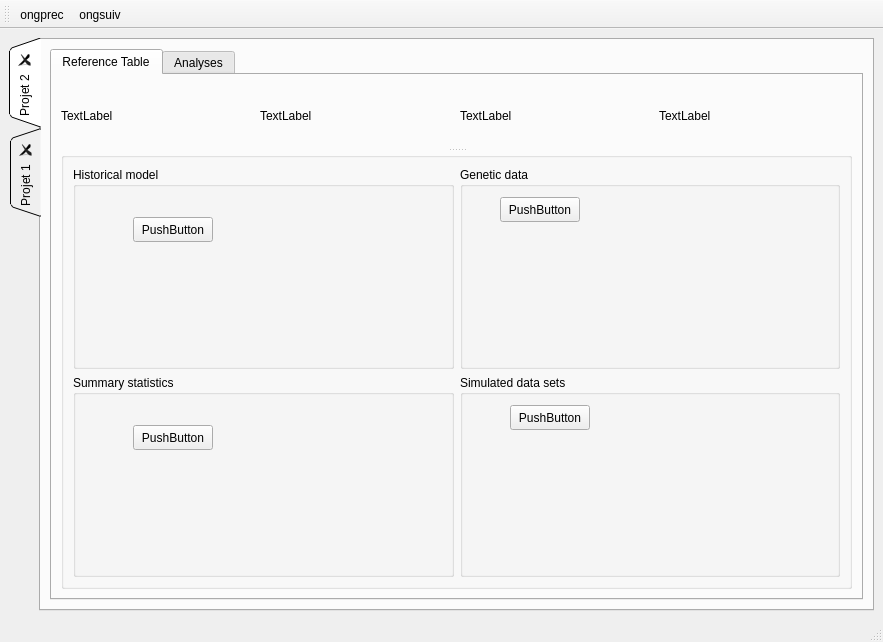
cbgp/diyabc, file first_page/firstPageUi.ui: the form before one commit.
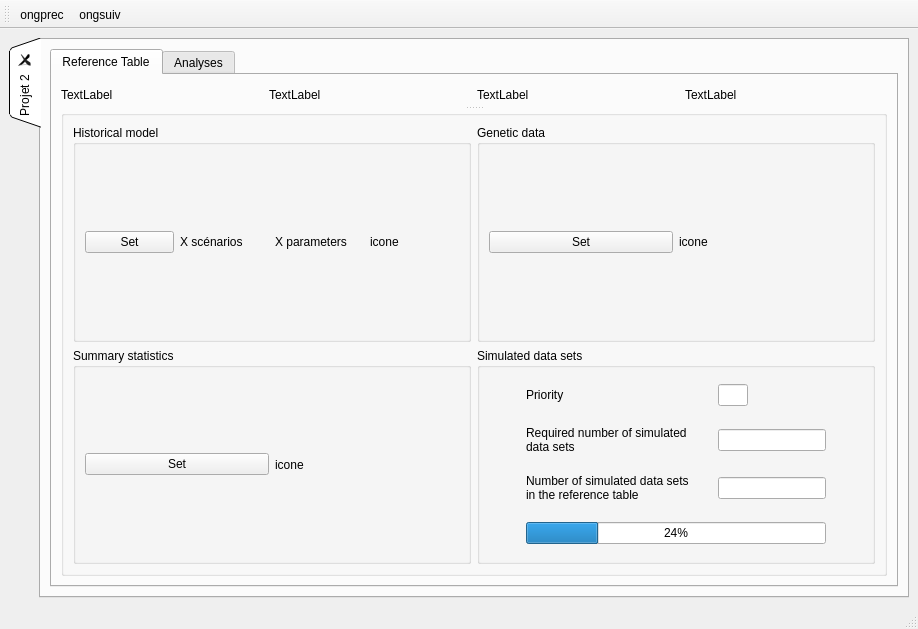
The form after the commit. The open tabs and pages were chosen to show the change.

Commit message: plein de modifs, separation de l'ui Project

What changed in the file:
```diff
--- a/first_page/firstPageUi.ui
+++ b/first_page/firstPageUi.ui
@@ -6,10 +6,22 @@
    <rect>
     <x>0</x>
     <y>0</y>
-    <width>883</width>
-    <height>642</height>
+    <width>918</width>
+    <height>629</height>
    </rect>
   </property>
+  <property name="sizePolicy">
+   <sizepolicy hsizetype="MinimumExpanding" vsizetype="MinimumExpanding">
+    <horstretch>0</horstretch>
+    <verstretch>0</verstretch>
+   </sizepolicy>
+  </property>
+  <property name="minimumSize">
+   <size>
+    <width>800</width>
+    <height>600</height>
+   </size>
+  </property>
   <property name="windowTitle">
    <string>MainWindow</string>
   </property>
@@ -45,7 +57,7 @@
           <item>
            <widget class="QTabWidget" name="tabWidget_2">
             <property name="currentIndex">
-             <number>0</number>
+             <number>1</number>
             </property>
             <widget class="QWidget" name="tab">
              <attribute name="title">
@@ -109,84 +121,231 @@
                   <bool>false</bool>
                  </property>
                  <layout class="QGridLayout" name="gridLayout_3">
-                  <item row="0" column="2">
-                   <widget class="QGroupBox" name="groupBox_6">
-                    <property name="title">
-                     <string>Genetic data</string>
-                    </property>
-                    <widget class="QPushButton" name="pushButton_7">
-                     <property name="geometry">
-                      <rect>
-                       <x>40</x>
-                       <y>30</y>
-                       <width>80</width>
-                       <height>25</height>
-                      </rect>
-                     </property>
-                     <property name="text">
-                      <string>PushButton</string>
-                     </property>
-                    </widget>
-                   </widget>
-                  </item>
-                  <item row="0" column="1">
+                  <item row="0" column="0">
                    <widget class="QGroupBox" name="groupBox_7">
                     <property name="title">
                      <string>Historical model</string>
                     </property>
+                    <layout class="QGridLayout" name="gridLayout_9">
+                     <item row="0" column="0">
+                      <layout class="QHBoxLayout" name="horizontalLayout_4">
+                       <item>
                     <widget class="QPushButton" name="pushButton_8">
-                     <property name="geometry">
-                      <rect>
-                       <x>60</x>
-                       <y>50</y>
-                       <width>80</width>
-                       <height>25</height>
-                      </rect>
-                     </property>
+                         <property name="text">
+                          <string>Set</string>
+                         </property>
+                        </widget>
+                       </item>
+                       <item>
+                        <widget class="QLabel" name="label_10">
                      <property name="text">
-                      <string>PushButton</string>
-                     </property>
-                    </widget>
-                   </widget>
-                  </item>
-                  <item row="1" column="1">
+                          <string>X scénarios</string>
+                         </property>
+                        </widget>
+                       </item>
+                       <item>
+                        <widget class="QLabel" name="label_11">
+                         <property name="text">
+                          <string>X parameters</string>
+                         </property>
+                        </widget>
+                       </item>
+                       <item>
+                        <widget class="QLabel" name="label_12">
+                         <property name="text">
+                          <string>icone</string>
+                         </property>
+                        </widget>
+                       </item>
+                      </layout>
+                     </item>
+                    </layout>
+                   </widget>
+                  </item>
+                  <item row="0" column="1">
+                   <widget class="QGroupBox" name="groupBox_6">
+                    <property name="autoFillBackground">
+                     <bool>false</bool>
+                    </property>
+                    <property name="title">
+                     <string>Genetic data</string>
+                    </property>
+                    <layout class="QGridLayout" name="gridLayout_8">
+                     <item row="0" column="0">
+                      <layout class="QHBoxLayout" name="horizontalLayout_3">
+                       <item>
+                        <widget class="QPushButton" name="pushButton_7">
+                         <property name="text">
+                          <string>Set</string>
+                         </property>
+                        </widget>
+                       </item>
+                       <item>
+                        <widget class="QLabel" name="label_14">
+                         <property name="text">
+                          <string>icone</string>
+                         </property>
+                        </widget>
+                       </item>
+                      </layout>
+                     </item>
+                    </layout>
+                   </widget>
+                  </item>
+                  <item row="1" column="0">
                    <widget class="QGroupBox" name="groupBox_9">
                     <property name="title">
                      <string>Summary statistics</string>
                     </property>
+                    <layout class="QGridLayout" name="gridLayout_12">
+                     <item row="0" column="0">
+                      <layout class="QHBoxLayout" name="horizontalLayout_2">
+                       <item>
                     <widget class="QPushButton" name="pushButton_10">
-                     <property name="geometry">
-                      <rect>
-                       <x>60</x>
-                       <y>50</y>
-                       <width>80</width>
-                       <height>25</height>
-                      </rect>
-                     </property>
+                         <property name="text">
+                          <string>Set</string>
+                         </property>
+                        </widget>
+                       </item>
+                       <item>
+                        <widget class="QLabel" name="label_13">
                      <property name="text">
-                      <string>PushButton</string>
-                     </property>
-                    </widget>
+                          <string>icone</string>
+                         </property>
+                        </widget>
+                       </item>
+                      </layout>
+                     </item>
+                    </layout>
                    </widget>
                   </item>
-                  <item row="1" column="2">
+                  <item row="1" column="1">
                    <widget class="QGroupBox" name="groupBox_8">
                     <property name="title">
                      <string>Simulated data sets</string>
                     </property>
-                    <widget class="QPushButton" name="pushButton_9">
-                     <property name="geometry">
-                      <rect>
-                       <x>50</x>
-                       <y>30</y>
-                       <width>80</width>
-                       <height>25</height>
-                      </rect>
+                    <layout class="QGridLayout" name="gridLayout_11">
+                     <property name="sizeConstraint">
+                      <enum>QLayout::SetDefaultConstraint</enum>
                      </property>
+                     <item row="1" column="0">
+                      <layout class="QVBoxLayout" name="verticalLayout_3">
+                       <property name="spacing">
+                        <number>20</number>
+                       </property>
+                       <property name="sizeConstraint">
+                        <enum>QLayout::SetDefaultConstraint</enum>
+                       </property>
+                       <item>
+                        <layout class="QGridLayout" name="gridLayout_6">
+                         <property name="sizeConstraint">
+                          <enum>QLayout::SetDefaultConstraint</enum>
+                         </property>
+                         <item row="0" column="0">
+                          <widget class="QLabel" name="label_6">
                      <property name="text">
-                      <string>PushButton</string>
-                     </property>
-                    </widget>
+                            <string>Priority</string>
+                           </property>
+                          </widget>
+                         </item>
+                         <item row="1" column="0">
+                          <widget class="QLabel" name="label_9">
+                           <property name="text">
+                            <string>Required number of simulated data sets</string>
+                           </property>
+                           <property name="wordWrap">
+                            <bool>true</bool>
+                           </property>
+                          </widget>
+                         </item>
+                         <item row="2" column="0">
+                          <widget class="QLabel" name="label_8">
+                           <property name="text">
+                            <string>Number of simulated data sets in the reference table</string>
+                           </property>
+                           <property name="textFormat">
+                            <enum>Qt::AutoText</enum>
+                           </property>
+                           <property name="wordWrap">
+                            <bool>true</bool>
+                           </property>
+                          </widget>
+                         </item>
+                         <item row="2" column="1">
+                          <widget class="QLineEdit" name="lineEdit_4">
+                           <property name="sizePolicy">
+                            <sizepolicy hsizetype="Fixed" vsizetype="Fixed">
+                             <horstretch>0</horstretch>
+                             <verstretch>0</verstretch>
+                            </sizepolicy>
+                           </property>
+                           <property name="maximumSize">
+                            <size>
+                             <width>120</width>
+                             <height>16777215</height>
+                            </size>
+                           </property>
+                          </widget>
+                         </item>
+                         <item row="1" column="1">
+                          <widget class="QLineEdit" name="lineEdit_3">
+                           <property name="sizePolicy">
+                            <sizepolicy hsizetype="Fixed" vsizetype="Fixed">
+                             <horstretch>0</horstretch>
+                             <verstretch>0</verstretch>
+                            </sizepolicy>
+                           </property>
+                           <property name="maximumSize">
+                            <size>
+                             <width>120</width>
+                             <height>16777215</height>
+                            </size>
+                           </property>
+                          </widget>
+                         </item>
+                         <item row="0" column="1">
+                          <widget class="QLineEdit" name="lineEdit">
+                           <property name="sizePolicy">
+                            <sizepolicy hsizetype="Fixed" vsizetype="Fixed">
+                             <horstretch>0</horstretch>
+                             <verstretch>0</verstretch>
+                            </sizepolicy>
+                           </property>
+                           <property name="maximumSize">
+                            <size>
+                             <width>30</width>
+                             <height>16777215</height>
+                            </size>
+                           </property>
+                          </widget>
+                         </item>
+                        </layout>
+                       </item>
+                       <item>
+                        <widget class="QProgressBar" name="progressBar">
+                         <property name="sizePolicy">
+                          <sizepolicy hsizetype="Minimum" vsizetype="Fixed">
+                           <horstretch>0</horstretch>
+                           <verstretch>0</verstretch>
+                          </sizepolicy>
+                         </property>
+                         <property name="maximumSize">
+                          <size>
+                           <width>300</width>
+                           <height>16777215</height>
+                          </size>
+                         </property>
+                         <property name="value">
+                          <number>24</number>
+                         </property>
+                         <property name="textVisible">
+                          <bool>true</bool>
+                         </property>
+                        </widget>
+                       </item>
+                      </layout>
+                     </item>
+                    </layout>
                    </widget>
                   </item>
                  </layout>
@@ -199,7 +358,12 @@
              <attribute name="title">
               <string>Analyses</string>
              </attribute>
+             <layout class="QGridLayout" name="gridLayout_5">
+              <item row="0" column="0">
              <layout class="QVBoxLayout" name="verticalLayout_2">
+                <property name="leftMargin">
+                 <number>0</number>
+                </property>
               <item>
                <widget class="QTableWidget" name="tableWidget">
                 <property name="sortingEnabled">
@@ -274,135 +438,44 @@
               </item>
               <item>
                <widget class="QPushButton" name="newAnButton">
+                  <property name="sizePolicy">
+                   <sizepolicy hsizetype="Fixed" vsizetype="Fixed">
+                    <horstretch>0</horstretch>
+                    <verstretch>0</verstretch>
+                   </sizepolicy>
+                  </property>
+                  <property name="minimumSize">
+                   <size>
+                    <width>581</width>
+                    <height>101</height>
+                   </size>
+                  </property>
+                  <property name="baseSize">
+                   <size>
+                    <width>581</width>
+                    <height>101</height>
+                   </size>
+                  </property>
+                  <property name="font">
+                   <font>
+                    <pointsize>17</pointsize>
+                   </font>
+                  </property>
+                  <property name="layoutDirection">
+                   <enum>Qt::LeftToRight</enum>
+                  </property>
                 <property name="text">
                  <string>Define new analysis</string>
                 </property>
                </widget>
               </item>
              </layout>
-            </widget>
-           </widget>
           </item>
          </layout>
         </widget>
-        <widget class="QWidget" name="tab_3">
-         <attribute name="title">
-          <string>Projet 1</string>
-         </attribute>
-         <widget class="QWidget" name="layoutWidget">
-          <property name="geometry">
-           <rect>
-            <x>170</x>
-            <y>130</y>
-            <width>571</width>
-            <height>351</height>
-           </rect>
-          </property>
-          <layout class="QGridLayout" name="gridLayout_7">
-           <property name="sizeConstraint">
-            <enum>QLayout::SetNoConstraint</enum>
-           </property>
-           <item row="1" column="0">
-            <widget class="QGroupBox" name="groupBox_10">
-             <property name="title">
-              <string>Genetic data</string>
-             </property>
-             <widget class="QPushButton" name="pushButton_11">
-              <property name="geometry">
-               <rect>
-                <x>100</x>
-                <y>40</y>
-                <width>80</width>
-                <height>25</height>
-               </rect>
-              </property>
-              <property name="text">
-               <string>PushButton</string>
-              </property>
-             </widget>
-            </widget>
-           </item>
-           <item row="1" column="1">
-            <widget class="QGroupBox" name="groupBox_11">
-             <property name="title">
-              <string>Historical model</string>
-             </property>
-             <widget class="QPushButton" name="pushButton_12">
-              <property name="geometry">
-               <rect>
-                <x>80</x>
-                <y>40</y>
-                <width>80</width>
-                <height>25</height>
-               </rect>
-              </property>
-              <property name="text">
-               <string>PushButton</string>
-              </property>
-             </widget>
-            </widget>
-           </item>
-           <item row="2" column="0">
-            <widget class="QGroupBox" name="groupBox_12">
-             <property name="title">
-              <string>Summary statistics</string>
-             </property>
-             <widget class="QPushButton" name="pushButton_13">
-              <property name="geometry">
-               <rect>
-                <x>100</x>
-                <y>50</y>
-                <width>80</width>
-                <height>25</height>
-               </rect>
-              </property>
-              <property name="text">
-               <string>PushButton</string>
-              </property>
-             </widget>
-            </widget>
-           </item>
-           <item row="2" column="1">
-            <widget class="QGroupBox" name="groupBox_13">
-             <property name="title">
-              <string>Simulated data sets</string>
-             </property>
-             <widget class="QPushButton" name="pushButton_14">
-              <property name="geometry">
-               <rect>
-                <x>100</x>
-                <y>30</y>
-                <width>80</width>
-                <height>25</height>
-               </rect>
-              </property>
-              <property name="text">
-               <string>PushButton</string>
-              </property>
-             </widget>
-            </widget>
-           </item>
-           <item row="0" column="0">
-            <widget class="QLabel" name="label_2">
-             <property name="sizePolicy">
-              <sizepolicy hsizetype="Fixed" vsizetype="Fixed">
-               <horstretch>0</horstretch>
-               <verstretch>0</verstretch>
-              </sizepolicy>
-             </property>
-             <property name="minimumSize">
-              <size>
-               <width>397</width>
-               <height>159</height>
-              </size>
-             </property>
-             <property name="text">
-              <string>TextLabel</string>
-             </property>
-            </widget>
-           </item>
-          </layout>
-         </widget>
+           </widget>
+          </item>
+         </layout>
         </widget>
        </widget>
       </item>
@@ -415,8 +488,8 @@
     <rect>
      <x>0</x>
      <y>0</y>
-     <width>883</width>
-     <height>20</height>
+     <width>918</width>
+     <height>25</height>
     </rect>
    </property>
   </widget>
```
Lines whose indentation alone changed are shown as unchanged. The commit also changes 6 other files.
